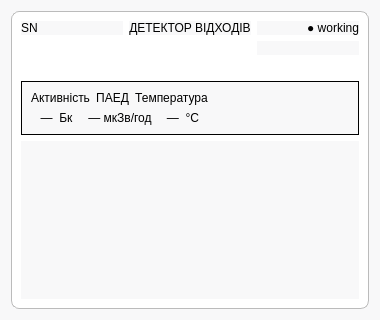
The window that _UI/dashboardbarrel.ui (Miskiv-Andrew/wroc) describes before a commit, drawn with Qt 5.
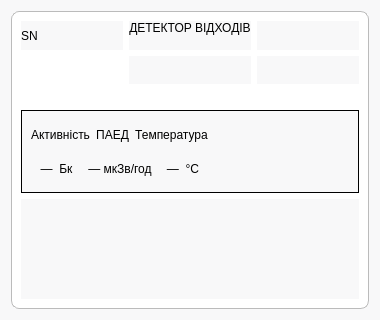
The same window after the commit. Icons and pictures are not drawn.

Patch:
```diff
--- a/_UI/dashboardbarrel.ui
+++ b/_UI/dashboardbarrel.ui
@@ -16,6 +16,12 @@
     <verstretch>0</verstretch>
    </sizepolicy>
   </property>
+  <property name="minimumSize">
+   <size>
+    <width>0</width>
+    <height>0</height>
+   </size>
+  </property>
   <property name="windowTitle">
    <string>Form</string>
   </property>
@@ -26,6 +32,12 @@
   <layout class="QVBoxLayout" name="verticalLayout_3">
    <item>
     <widget class="QFrame" name="deviceCard">
+     <property name="sizePolicy">
+      <sizepolicy hsizetype="Expanding" vsizetype="Preferred">
+       <horstretch>0</horstretch>
+       <verstretch>0</verstretch>
+      </sizepolicy>
+     </property>
      <property name="styleSheet">
       <string notr="true">#deviceCard {
     border: 1px solid #bbb;
@@ -42,6 +54,12 @@
      <layout class="QGridLayout" name="gridLayout_3">
       <item row="1" column="0">
        <widget class="QFrame" name="measureSection">
+        <property name="sizePolicy">
+         <sizepolicy hsizetype="Expanding" vsizetype="Preferred">
+          <horstretch>0</horstretch>
+          <verstretch>0</verstretch>
+         </sizepolicy>
+        </property>
         <property name="styleSheet">
          <string notr="true">#measureSection {
 border: 1px solid black;
@@ -60,6 +78,12 @@
             <layout class="QHBoxLayout" name="horizontalLayout_2">
              <item>
               <widget class="QLabel" name="activityValue">
+               <property name="sizePolicy">
+                <sizepolicy hsizetype="Expanding" vsizetype="Preferred">
+                 <horstretch>0</horstretch>
+                 <verstretch>0</verstretch>
+                </sizepolicy>
+               </property>
                <property name="text">
                 <string>—  Бк</string>
                </property>
@@ -70,6 +94,12 @@
              </item>
              <item>
               <widget class="QLabel" name="doseValue">
+               <property name="sizePolicy">
+                <sizepolicy hsizetype="Expanding" vsizetype="Preferred">
+                 <horstretch>0</horstretch>
+                 <verstretch>0</verstretch>
+                </sizepolicy>
+               </property>
                <property name="text">
                 <string>— мкЗв/год</string>
                </property>
@@ -80,6 +110,12 @@
              </item>
              <item>
               <widget class="QLabel" name="tempValue">
+               <property name="sizePolicy">
+                <sizepolicy hsizetype="Expanding" vsizetype="Preferred">
+                 <horstretch>0</horstretch>
+                 <verstretch>0</verstretch>
+                </sizepolicy>
+               </property>
                <property name="text">
                 <string>—  °C</string>
                </property>
@@ -97,6 +133,12 @@
             <layout class="QHBoxLayout" name="horizontalLayout">
              <item>
               <widget class="QLabel" name="activityLabel">
+               <property name="sizePolicy">
+                <sizepolicy hsizetype="Expanding" vsizetype="Preferred">
+                 <horstretch>0</horstretch>
+                 <verstretch>0</verstretch>
+                </sizepolicy>
+               </property>
                <property name="styleSheet">
                 <string notr="true">font: 700 10pt &quot;Segoe UI&quot;;</string>
                </property>
@@ -116,6 +158,12 @@
              </item>
              <item>
               <widget class="QLabel" name="doseLabel">
+               <property name="sizePolicy">
+                <sizepolicy hsizetype="Expanding" vsizetype="Preferred">
+                 <horstretch>0</horstretch>
+                 <verstretch>0</verstretch>
+                </sizepolicy>
+               </property>
                <property name="styleSheet">
                 <string notr="true">font: 700 10pt &quot;Segoe UI&quot;;</string>
                </property>
@@ -132,6 +180,12 @@
              </item>
              <item>
               <widget class="QLabel" name="tempLabel">
+               <property name="sizePolicy">
+                <sizepolicy hsizetype="Expanding" vsizetype="Preferred">
+                 <horstretch>0</horstretch>
+                 <verstretch>0</verstretch>
+                </sizepolicy>
+               </property>
                <property name="styleSheet">
                 <string notr="true">font: 700 10pt &quot;Segoe UI&quot;;</string>
                </property>
@@ -169,7 +223,7 @@
               <item>
                <widget class="QLabel" name="barrelLabel">
                 <property name="sizePolicy">
-                 <sizepolicy hsizetype="Preferred" vsizetype="Preferred">
+                 <sizepolicy hsizetype="Expanding" vsizetype="Preferred">
                   <horstretch>0</horstretch>
                   <verstretch>0</verstretch>
                  </sizepolicy>
@@ -228,7 +282,7 @@
           <item row="0" column="0">
            <widget class="QLabel" name="serialLabel">
             <property name="sizePolicy">
-             <sizepolicy hsizetype="Preferred" vsizetype="Maximum">
+             <sizepolicy hsizetype="Expanding" vsizetype="Preferred">
               <horstretch>0</horstretch>
               <verstretch>0</verstretch>
              </sizepolicy>
@@ -238,29 +292,10 @@
             </property>
            </widget>
           </item>
-          <item row="0" column="2">
-           <widget class="QLabel" name="statusLabel">
-            <property name="sizePolicy">
-             <sizepolicy hsizetype="Preferred" vsizetype="Preferred">
-              <horstretch>0</horstretch>
-              <verstretch>0</verstretch>
-             </sizepolicy>
-            </property>
-            <property name="text">
-             <string>● working</string>
-            </property>
-            <property name="alignment">
-             <set>Qt::AlignmentFlag::AlignRight|Qt::AlignmentFlag::AlignTrailing|Qt::AlignmentFlag::AlignVCenter</set>
-            </property>
-            <property name="margin">
-             <number>0</number>
-            </property>
-           </widget>
-          </item>
           <item row="0" column="1">
            <widget class="QLabel" name="typeLabel">
             <property name="sizePolicy">
-             <sizepolicy hsizetype="Preferred" vsizetype="Maximum">
+             <sizepolicy hsizetype="Expanding" vsizetype="Preferred">
               <horstretch>0</horstretch>
               <verstretch>0</verstretch>
              </sizepolicy>
@@ -281,6 +316,12 @@
           </item>
           <item row="1" column="2">
            <widget class="QLabel" name="statusaddLabel">
+            <property name="sizePolicy">
+             <sizepolicy hsizetype="Expanding" vsizetype="Preferred">
+              <horstretch>0</horstretch>
+              <verstretch>0</verstretch>
+             </sizepolicy>
+            </property>
             <property name="text">
              <string/>
             </property>
@@ -289,6 +330,35 @@
             </property>
            </widget>
           </item>
+          <item row="0" column="2">
+           <widget class="QLabel" name="statusLabel">
+            <property name="sizePolicy">
+             <sizepolicy hsizetype="Expanding" vsizetype="Preferred">
+              <horstretch>0</horstretch>
+              <verstretch>0</verstretch>
+             </sizepolicy>
+            </property>
+            <property name="text">
+             <string/>
+            </property>
+            <property name="alignment">
+             <set>Qt::AlignmentFlag::AlignRight|Qt::AlignmentFlag::AlignTrailing|Qt::AlignmentFlag::AlignVCenter</set>
+            </property>
+           </widget>
+          </item>
+          <item row="1" column="1">
+           <widget class="QLabel" name="positionLabel">
+            <property name="styleSheet">
+             <string notr="true">font: 700 14pt &quot;Segoe UI&quot;;</string>
+            </property>
+            <property name="text">
+             <string/>
+            </property>
+            <property name="alignment">
+             <set>Qt::AlignmentFlag::AlignCenter</set>
+            </property>
+           </widget>
+          </item>
          </layout>
         </item>
        </layout>
@@ -296,7 +366,7 @@
       <item row="2" column="0">
        <widget class="QWidget" name="spectrumGraph" native="true">
         <property name="sizePolicy">
-         <sizepolicy hsizetype="Preferred" vsizetype="Expanding">
+         <sizepolicy hsizetype="Expanding" vsizetype="Preferred">
           <horstretch>0</horstretch>
           <verstretch>0</verstretch>
          </sizepolicy>
```
